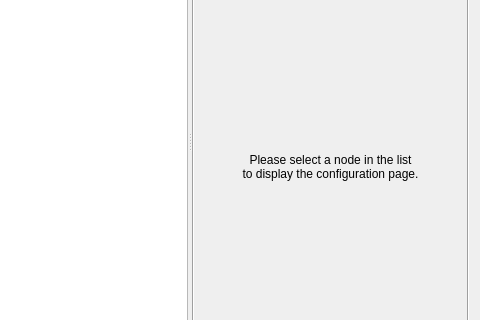
Above: src/GNS3/Ui/Form_NodeConfigurator.ui from GNS3/gns3-legacy before the change; both pictures show x 185 to 665 and y 91 to 411 of the 665 by 492 pixel window. Below: the same form after it.
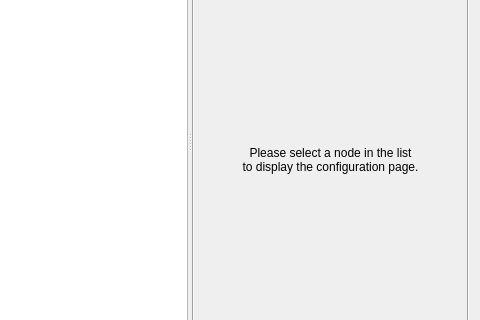
That is the form after the change. Icons and pictures are not drawn.

```diff
--- a/src/GNS3/Ui/Form_NodeConfigurator.ui
+++ b/src/GNS3/Ui/Form_NodeConfigurator.ui
@@ -125,16 +125,6 @@
              </property>
             </spacer>
            </item>
-           <item>
-            <widget class="QLabel" name="emptyPagePixmap" >
-             <property name="text" >
-              <string/>
-             </property>
-             <property name="alignment" >
-              <set>Qt::AlignCenter</set>
-             </property>
-            </widget>
-           </item>
            <item>
             <widget class="QLabel" name="textLabel1" >
              <property name="text" >
```
Left out of the diff: 4 changed lines with no effect on the pictures.
